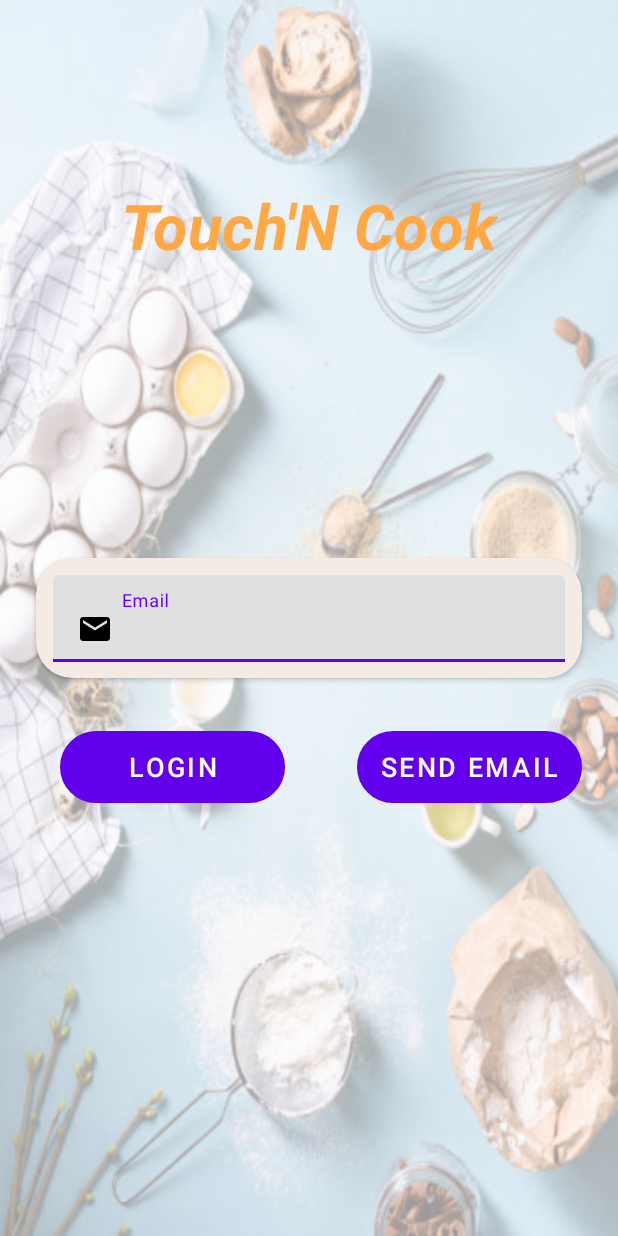
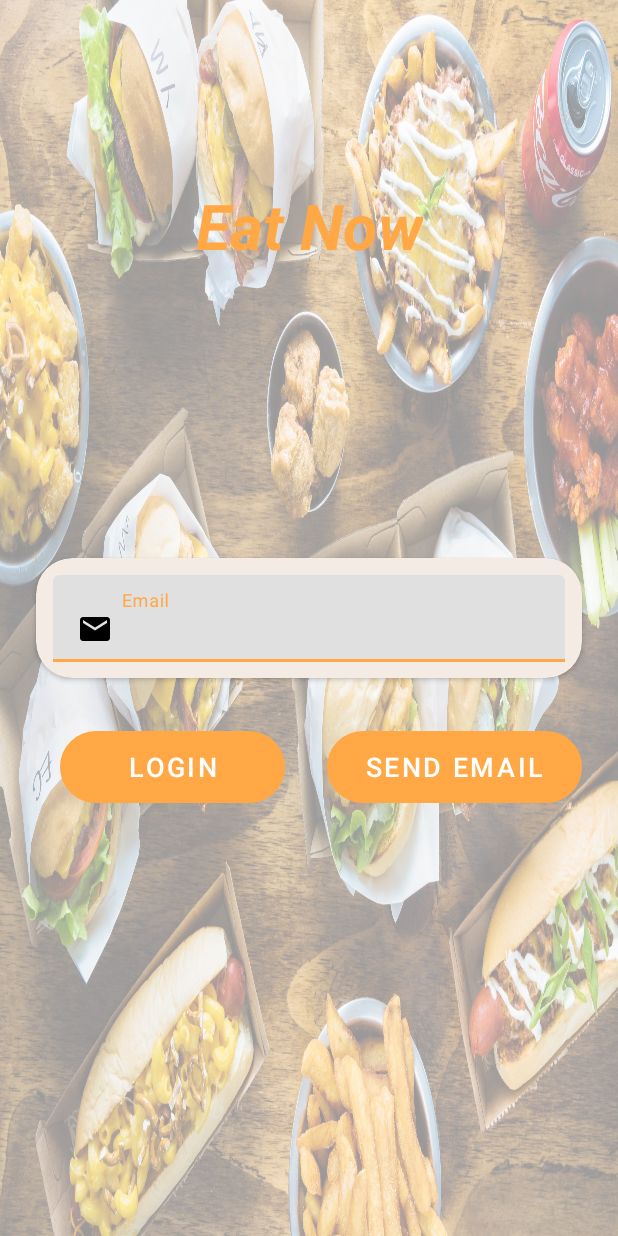
Before and after one commit to kbrakendirci/DeliveryApp, an Android app: the ForgotPasswordActivity screen opened directly, with no data from a screen before it, on a phone screen of 412 x 824 dp. Run offline under Robolectric (Android 15) with nearby library versions, the phone set to English and light mode, and no system bars; our stand-ins replace Firebase (no records; nobody signed in at launch, a user with empty details on screens opened directly).

```diff
--- a/app/src/main/java/com/kotlinproject/ecommerceapp/Activity/Auth/SiginActivity.kt
+++ b/app/src/main/java/com/kotlinproject/ecommerceapp/Activity/Auth/SiginActivity.kt
@@ -69,8 +69,6 @@ class SiginActivity : AppCompatActivity() {
         etLoginPassword.addTextChangedListener(textWatcher)
 
         LoginBtn.isClickable = false
-        LoginBtn.isEnabled = false
-
 
         // Initialize Firebase Auth
         auth = Firebase.auth
@@ -86,11 +84,11 @@ class SiginActivity : AppCompatActivity() {
             if(isEmailValid(etLoginEmail.text.toString()) && etLoginPassword.text!!.isNotEmpty()){
                 //TODO: button active disactive
                 LoginBtn.isClickable = true
-                LoginBtn.isEnabled = true
+
 
             }else  {
                 LoginBtn.isClickable = false
-                LoginBtn.isEnabled = false
+
             }
         }
         override fun afterTextChanged(s: Editable?) {}
--- a/app/src/main/res/drawable/resim_ara.xml
+++ b/app/src/main/res/drawable/resim_ara.xml
@@ -1,5 +1,5 @@
-<vector android:height="24dp" android:tint="#FFFFFF"
+<vector android:height="24dp" android:tint="@color/black"
     android:viewportHeight="24" android:viewportWidth="24"
     android:width="24dp" xmlns:android="http://schemas.android.com/apk/res/android">
-    <path android:fillColor="@android:color/white" android:pathData="M15.5,14h-0.79l-0.28,-0.27C15.41,12.59 16,11.11 16,9.5 16,5.91 13.09,3 9.5,3S3,5.91 3,9.5 5.91,16 9.5,16c1.61,0 3.09,-0.59 4.23,-1.57l0.27,0.28v0.79l5,4.99L20.49,19l-4.99,-5zM9.5,14C7.01,14 5,11.99 5,9.5S7.01,5 9.5,5 14,7.01 14,9.5 11.99,14 9.5,14z"/>
+    <path android:fillColor="@color/black" android:pathData="M15.5,14h-0.79l-0.28,-0.27C15.41,12.59 16,11.11 16,9.5 16,5.91 13.09,3 9.5,3S3,5.91 3,9.5 5.91,16 9.5,16c1.61,0 3.09,-0.59 4.23,-1.57l0.27,0.28v0.79l5,4.99L20.49,19l-4.99,-5zM9.5,14C7.01,14 5,11.99 5,9.5S7.01,5 9.5,5 14,7.01 14,9.5 11.99,14 9.5,14z"/>
 </vector>
--- a/app/src/main/res/layout/activity_forgot_password.xml
+++ b/app/src/main/res/layout/activity_forgot_password.xml
@@ -9,7 +9,7 @@
     <ImageView
         android:layout_width="match_parent"
         android:layout_height="match_parent"
-        android:background="@drawable/bakery"
+        android:background="@drawable/bg2"
         android:alpha="0.4"/>
     <TextView
         android:id="@+id/textView2"
@@ -92,7 +92,7 @@
 
         <Button
             android:id="@+id/forgotPasswordButton"
-            android:layout_width="150dp"
+            android:layout_width="170dp"
             android:layout_height="wrap_content"
             android:layout_alignParentEnd="true"
             android:background="@drawable/btn_top"
--- a/app/src/main/res/layout/activity_sigin.xml
+++ b/app/src/main/res/layout/activity_sigin.xml
@@ -9,7 +9,7 @@
     <ImageView
         android:layout_width="match_parent"
         android:layout_height="match_parent"
-        android:background="@drawable/bakery"
+        android:background="@drawable/bg2"
         android:alpha="0.4"/>
     <TextView
         android:id="@+id/textView2"
--- a/app/src/main/res/layout/activity_sign_up.xml
+++ b/app/src/main/res/layout/activity_sign_up.xml
@@ -13,7 +13,7 @@
         <ImageView
             android:layout_width="match_parent"
             android:layout_height="match_parent"
-            android:background="@drawable/bakery"
+            android:background="@drawable/bg2"
             android:alpha="0.4"/>
         <TextView
             android:id="@+id/textView2"
@@ -37,6 +37,7 @@
 
 
         <androidx.cardview.widget.CardView
+
             android:id="@+id/cardView2"
             android:layout_width="0dp"
             android:layout_height="wrap_content"
@@ -50,6 +51,7 @@
             app:layout_constraintTop_toTopOf="parent">
 
             <LinearLayout
+                android:layout_marginTop="10dp"
                 android:layout_marginRight="15dp"
                 android:layout_marginLeft="15dp"
                 android:background="#f4ece4"
--- a/app/src/main/res/values/strings.xml
+++ b/app/src/main/res/values/strings.xml
@@ -22,6 +22,6 @@
 
 
     <string name="forgotPassword"><b><i>I forgot my password</i></b></string>
-    <string name="Label"><b><i>Touch\'N Cook</i></b></string>
+    <string name="Label"><b><i>Eat Now</i></b></string>
 
 </resources>
--- a/app/src/main/res/values/themes.xml
+++ b/app/src/main/res/values/themes.xml
@@ -2,8 +2,8 @@
     <!-- Base application theme. -->
     <style name="Theme.ECommerceApp" parent="Theme.MaterialComponents.DayNight.DarkActionBar">
         <!-- Primary brand color. -->
-        <item name="colorPrimary">@color/purple_500</item>
-        <item name="colorPrimaryVariant">@color/purple_700</item>
+        <item name="colorPrimary">#FFA845</item>
+        <item name="colorPrimaryVariant">#FFA845</item>
         <item name="colorOnPrimary">@color/white</item>
         <!-- Secondary brand color. -->
         <item name="colorSecondary">@color/teal_200</item>
```
Also changed, not shown: app/src/main/res/layout/fragment_anasayfa.xml (+5 -4 lines), app/src/main/res/drawable-v24/bg2.jpeg (added).
